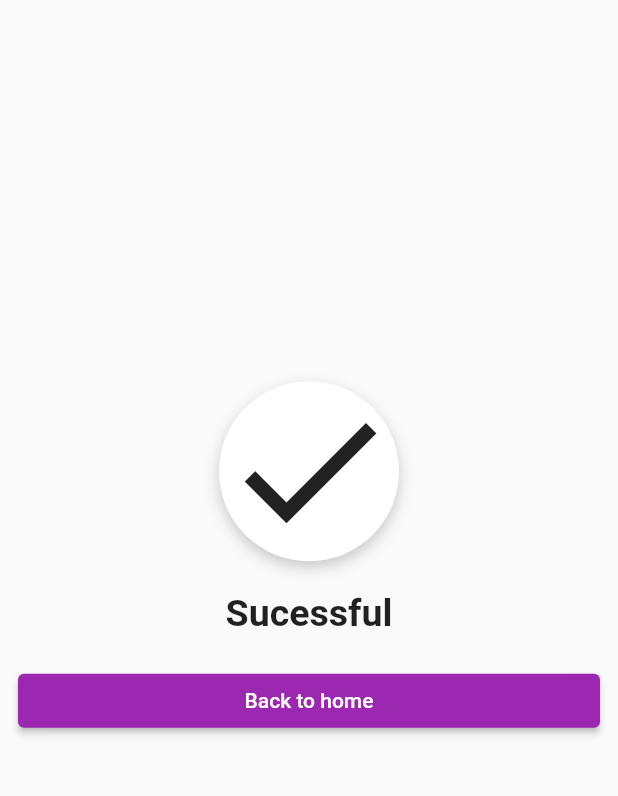
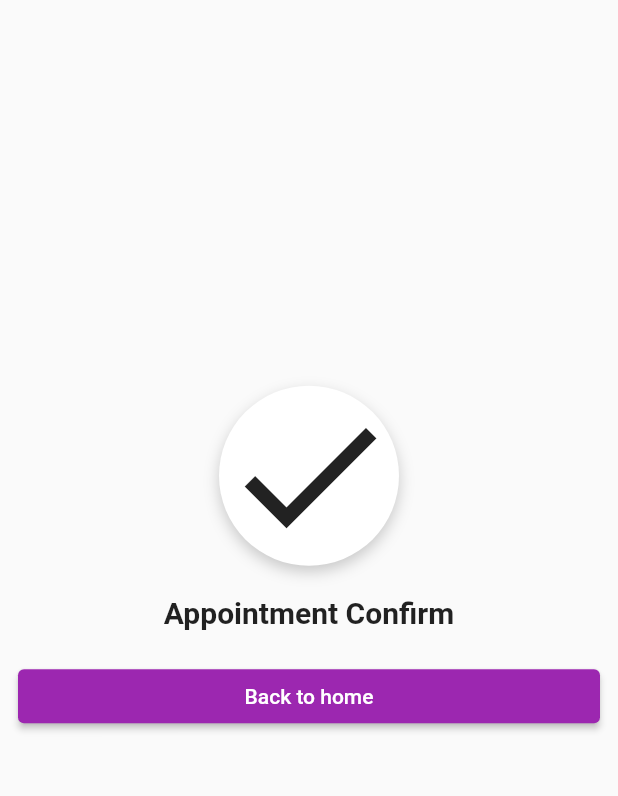
Before and after one commit to teachhay/Graduation_User, a Flutter app: the ConfirmScreen screen opened by its route, on a phone screen of 412 x 824 dp, the part 59-855 px from its top. Run offline on Flutter 3.47's test engine with Material 2 defaults, Android fonts, the phone set to English and light mode, and no system bars; our stand-ins replace badges, flutter_snake_navigationbar, page_transition, shared_preferences; accounts and stored records are empty; network calls fail.

```diff
--- a/lib/screens/Cart/confirm_cart.dart
+++ b/lib/screens/Cart/confirm_cart.dart
@@ -127,7 +127,7 @@ class _ConfirmCartScreenState extends State<ConfirmCartScreen> {
                     ),
                   ),
                   Text(
-                    "${findSum()}",
+                    "\$ ${findSum()}",
                     style: const TextStyle(
                       fontSize: 18,
                       fontWeight: FontWeight.bold,
--- a/lib/screens/cart/confirmed.dart
+++ b/lib/screens/cart/confirmed.dart
@@ -34,9 +34,9 @@ class _ConfirmScreenState extends State<ConfirmScreen> with SingleTickerProvider
               ),
               const SizedBox(height: 20),
               const Text(
-                "Sucessful",
+                "Appointment Confirm",
                 style: TextStyle(
-                  fontSize: 25,
+                  fontSize: 20,
                   fontWeight: FontWeight.w600,
                 ),
               ),
```
